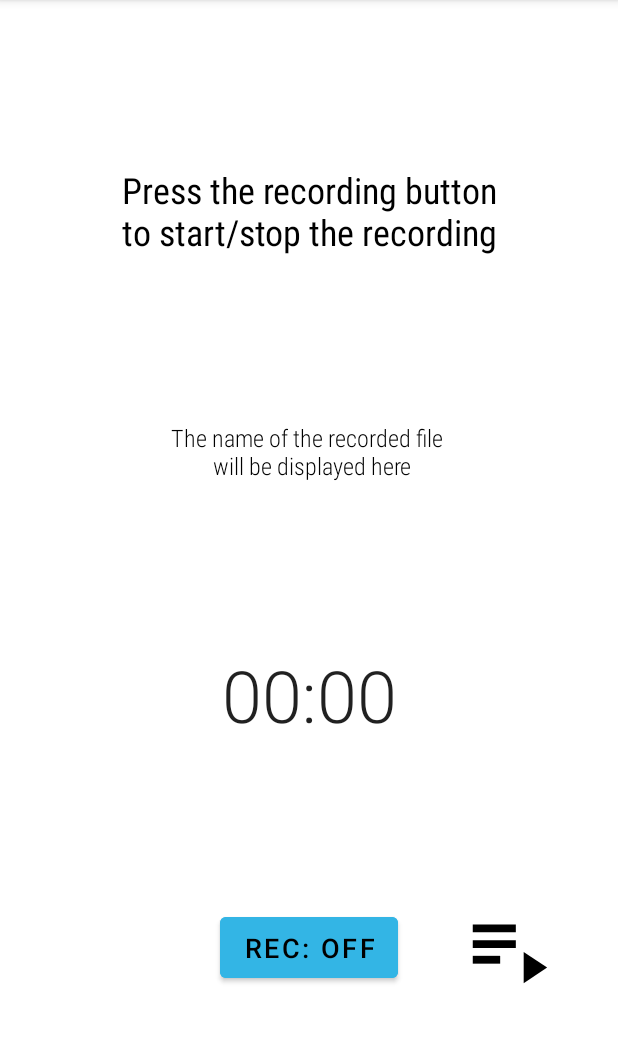
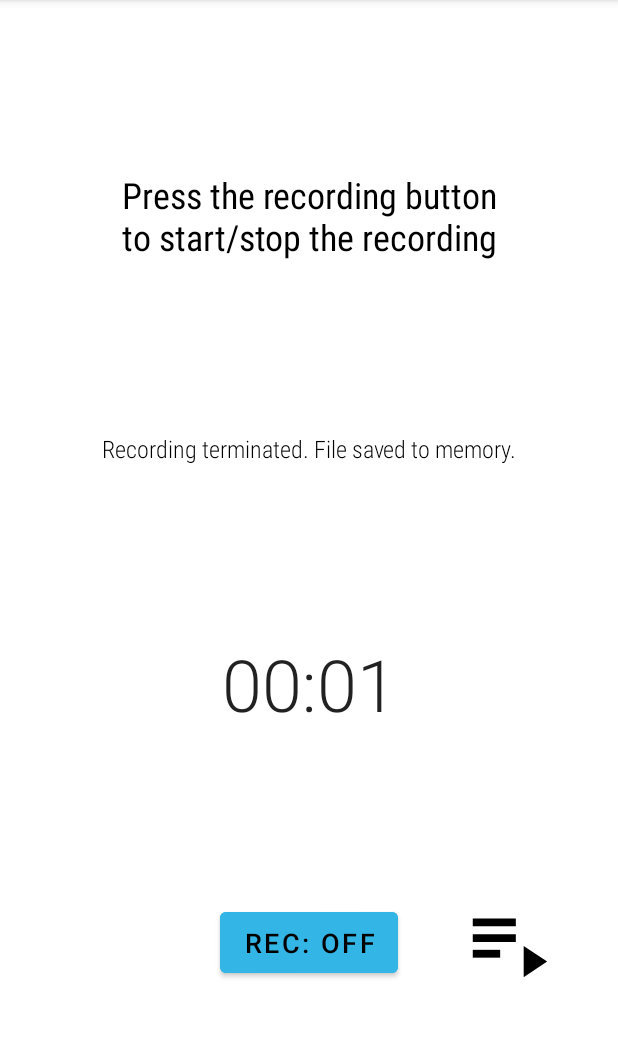
Before and after one commit to s93r/MyAudio, an Android app: the screen it shows after launch (MainActivity), after a tap on "REC: ON", on a phone screen of 412 x 824 dp, the part 84-1127 px from its top. Run offline under Robolectric (Android 15) with nearby library versions, the phone set to English and light mode, and no system bars; libraries missing offline, so code that uses them is left out: it.uninsubria.pdm; 1 other tap on this screen came first.

Commit message:
fragment recorder page : audio recording implementation v.2

```diff
--- a/app/src/main/java/it/uninsubria/pdm/rizzi/myaudio/RecorderPageFragment.kt
+++ b/app/src/main/java/it/uninsubria/pdm/rizzi/myaudio/RecorderPageFragment.kt
@@ -6,19 +6,21 @@ import android.content.pm.PackageManager
 import android.media.MediaRecorder
 import android.os.Bundle
 import android.os.Environment
+import android.os.SystemClock
+import android.os.SystemClock.*
 import androidx.fragment.app.Fragment
 import android.view.LayoutInflater
 import android.view.View
 import android.view.ViewGroup
-import android.widget.Button
-import android.widget.ImageView
-import android.widget.Toast
+import android.widget.*
 import androidx.core.app.ActivityCompat
 import androidx.core.content.ContextCompat
 import androidx.navigation.NavController
 import androidx.navigation.Navigation
 import kotlinx.android.synthetic.main.fragment_recorder_page.*
 import java.io.IOException
+import java.text.SimpleDateFormat
+import java.util.*
 
 // TODO: Rename parameter arguments, choose names that match
 // the fragment initialization parameters, e.g. ARG_ITEM_NUMBER
@@ -37,6 +39,9 @@ class RecorderPageFragment : Fragment() {
 
     private var recorder: MediaRecorder? = null
     //val recorder: MediaRecorder = MediaRecorder()
+
+    private var timer: Chronometer? = null
+    private var text: TextView? = null
 
     override fun onCreate(savedInstanceState: Bundle?) {
         super.onCreate(savedInstanceState)
@@ -60,6 +65,10 @@ class RecorderPageFragment : Fragment() {
 
         val rec_btn: Button = btn_rec
         val list_img: ImageView = iv_playlist
+        timer = chronometer
+        text = tv_filename
+
+
         var isRecording: Boolean = false
         rec_btn.setOnClickListener {
             if (isRecording) {
@@ -82,17 +91,28 @@ class RecorderPageFragment : Fragment() {
     }
 
     private fun stopRecording() {
+        timer?.stop()
+
+        text?.text = "Recording terminated. File saved to memory."
+
         recorder?.stop()
         recorder?.release()
     }
 
     private fun startRecording() {
+        timer?.base = SystemClock.elapsedRealtime()
+        timer?.start()
 
         val path = Environment.getExternalStorageDirectory().absolutePath
-        val file = "test3.mp3"
+        val formatter: SimpleDateFormat = SimpleDateFormat("yyyy_MM_dd_hh_mm_ss")
+
+        val file = "audio " + formatter.format(Date()) + ".3gp"
+
+        text?.text = "Recording started. File name: " + file
+
         recorder = MediaRecorder()
         recorder?.setAudioSource(MediaRecorder.AudioSource.MIC)
-        recorder?.setOutputFormat(MediaRecorder.OutputFormat.MPEG_4)
+        recorder?.setOutputFormat(MediaRecorder.OutputFormat.THREE_GPP)
 
         recorder?.setAudioEncoder(MediaRecorder.AudioEncoder.AMR_NB)
         recorder?.setOutputFile(path+"/"+file)
```
